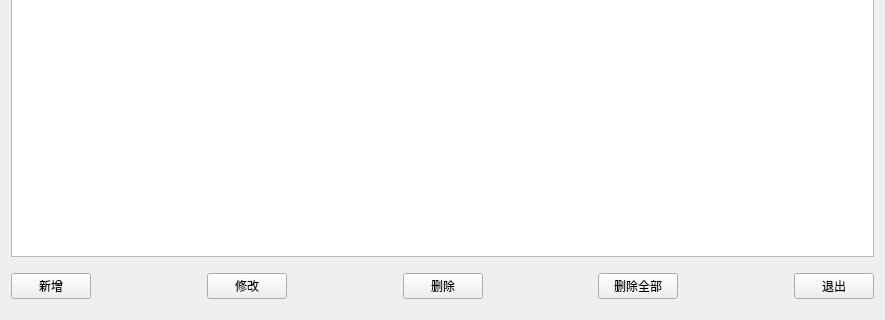
This is src/mainwindow.ui in 2013timlee/PasswordBook as Qt 5 draws it before an edit; both pictures show x 0 to 885 and y 183 to 503 of the 885 by 503 pixel window. The edited form follows.
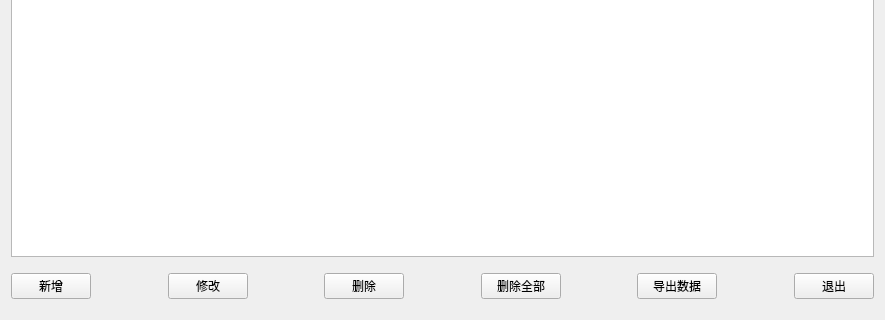
This is the edited form.

Commit message: 添加导出数据功能

Patch:
```diff
--- a/src/mainwindow.ui
+++ b/src/mainwindow.ui
@@ -286,6 +286,26 @@
         </property>
        </widget>
       </item>
+      <item>
+       <spacer name="horizontalSpacer_9">
+        <property name="orientation">
+         <enum>Qt::Horizontal</enum>
+        </property>
+        <property name="sizeHint" stdset="0">
+         <size>
+          <width>40</width>
+          <height>20</height>
+         </size>
+        </property>
+       </spacer>
+      </item>
+      <item>
+       <widget class="QPushButton" name="exportBtn">
+        <property name="text">
+         <string>导出数据</string>
+        </property>
+       </widget>
+      </item>
       <item>
        <spacer name="horizontalSpacer_5">
         <property name="orientation">
```
The commit also changes 2 other files.
